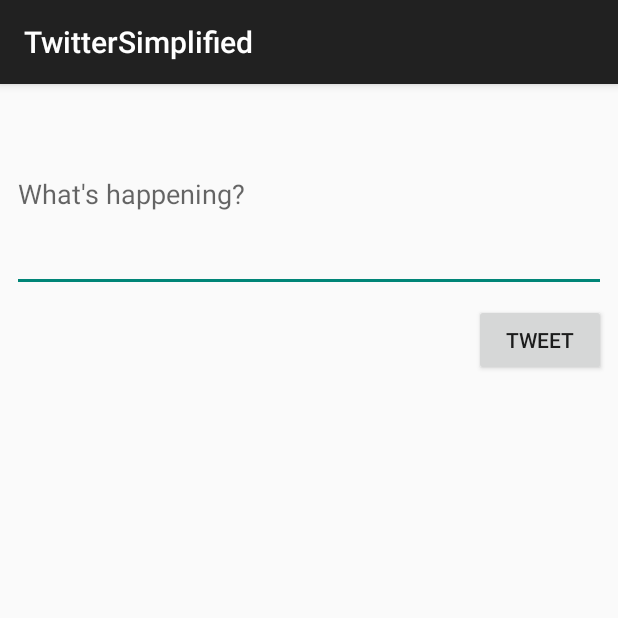
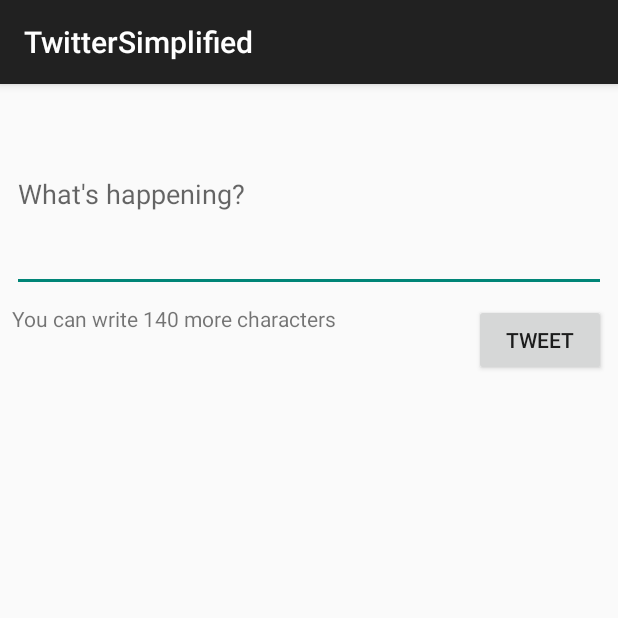
Before and after one commit to CheeryW/TwitterSimplified, an Android app: the ComposeActivity screen opened directly, with no data from a screen before it, on a phone screen of 412 x 824 dp, the top half of it. Run offline under Robolectric (Android 15) with nearby library versions, the phone set to English and light mode, and no system bars; our stand-ins replace Room's generated code; libraries missing offline, so code that uses them is left out: com.facebook.stetho, com.loopj.android, cz.msebera.android, org.parceler; 1 statement that could not run was skipped.

Commit message:
Word count function added

```diff
--- a/app/src/main/java/com/codepath/apps/restclienttemplate/ComposeActivity.java
+++ b/app/src/main/java/com/codepath/apps/restclienttemplate/ComposeActivity.java
@@ -3,10 +3,13 @@ package com.codepath.apps.restclienttemplate;
 import android.content.Intent;
 import android.support.v7.app.AppCompatActivity;
 import android.os.Bundle;
+import android.text.Editable;
+import android.text.TextWatcher;
 import android.util.Log;
 import android.view.View;
 import android.widget.Button;
 import android.widget.EditText;
+import android.widget.TextView;
 import android.widget.Toast;
 
 import com.codepath.apps.restclienttemplate.models.Tweet;
@@ -25,6 +28,7 @@ public class ComposeActivity extends AppCompatActivity {
     private EditText etCompose;
     private Button btnTweet;
     private TwitterClient client;
+    private TextView tvCharCnt;
 
     @Override
     protected void onCreate(Bundle savedInstanceState) {
@@ -34,6 +38,7 @@ public class ComposeActivity extends AppCompatActivity {
         client = TwitterApp.getRestClient(this);
         etCompose = findViewById(R.id.etCompose);
         btnTweet = findViewById(R.id.btnTweet);
+        tvCharCnt = findViewById(R.id.tvCharCnt);
 
         // Set click listener on button
         btnTweet.setOnClickListener(new View.OnClickListener() {
@@ -76,5 +81,21 @@ public class ComposeActivity extends AppCompatActivity {
             }
         });
 
+        etCompose.addTextChangedListener(new TextWatcher() {
+            @Override
+            public void beforeTextChanged(CharSequence s, int start, int count, int after) { }
+
+            @Override
+            public void onTextChanged(CharSequence s, int start, int before, int count) { }
+
+            @Override
+            public void afterTextChanged(Editable s) {
+                int chNum = MAX_TWEET_LENGTH - etCompose.getText().length();
+                if(chNum < 0) chNum = 0;
+                // display the number of characters user can still put into the tweet
+                tvCharCnt.setText(String.format(getString(R.string.char_count), chNum));
+            }
+        });
+
     }
 }
--- a/app/src/main/res/layout/activity_compose.xml
+++ b/app/src/main/res/layout/activity_compose.xml
@@ -5,6 +5,16 @@
     android:layout_width="match_parent"
     android:layout_height="match_parent"
     tools:context=".ComposeActivity">
+
+    <TextView
+        android:id="@+id/tvCharCnt"
+        android:layout_width="wrap_content"
+        android:layout_height="wrap_content"
+        android:layout_marginStart="8dp"
+        android:layout_marginTop="8dp"
+        android:text="You can write 140 more characters"
+        app:layout_constraintStart_toStartOf="parent"
+        app:layout_constraintTop_toBottomOf="@+id/etCompose" />
 
     <EditText
         android:id="@+id/etCompose"
@@ -30,4 +40,5 @@
         android:text="@string/tweet"
         app:layout_constraintEnd_toEndOf="parent"
         app:layout_constraintTop_toBottomOf="@+id/etCompose" />
+
 </android.support.constraint.ConstraintLayout>
--- a/app/src/main/res/values/strings.xml
+++ b/app/src/main/res/values/strings.xml
@@ -7,5 +7,6 @@
     <string name="intent_host">cprest</string>
     <string name="compose_hint">What\'s happening?</string>
     <string name="tweet">Tweet</string>
+    <string name="char_count">You can write %d more characters</string>
 
 </resources>
```
